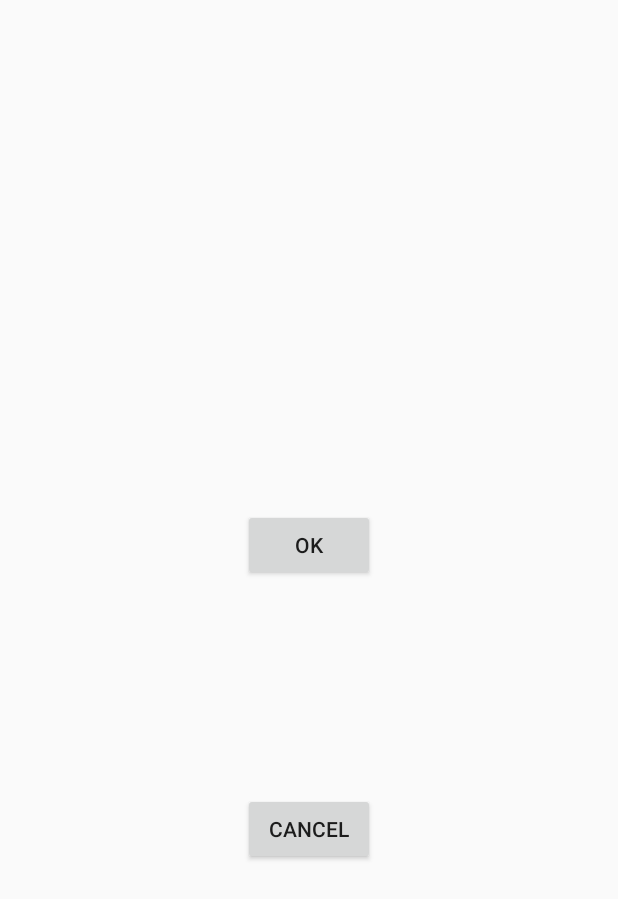
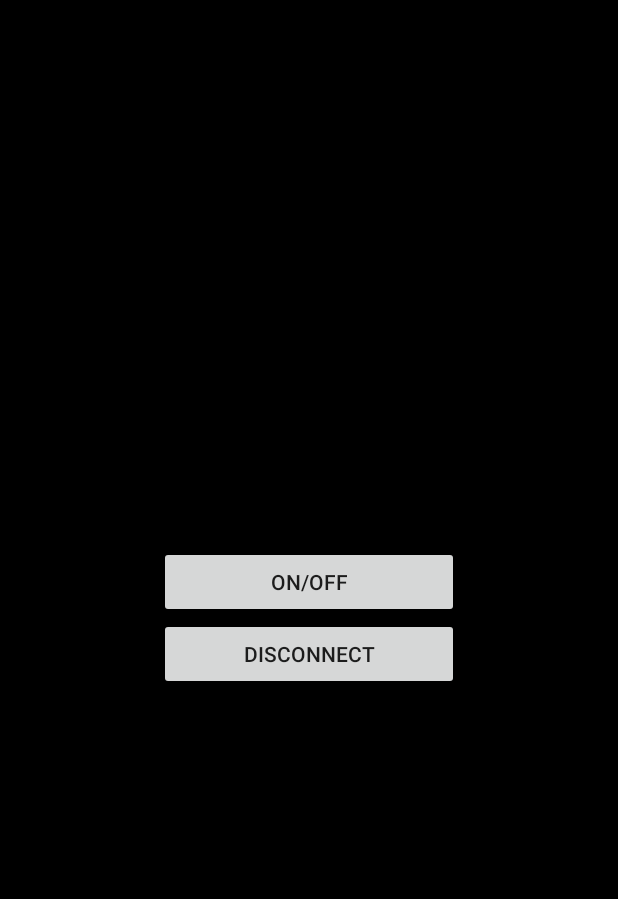
Before and after one commit to YoYo860224/BTSwitch, an Android app: the ControlActivity screen opened directly, with no data from a screen before it, on a phone screen of 412 x 824 dp. Shown: the top 899 px of the screen. Run offline under Robolectric (Android 15) with nearby library versions, the phone set to English and light mode, and no system bars; 3 statements that could not run were skipped.

Commit message:
Localize, drak theme, auto connect.

```diff
--- a/Android/LightSwitch/app/src/main/res/layout/activity_control.xml
+++ b/Android/LightSwitch/app/src/main/res/layout/activity_control.xml
@@ -1,38 +1,23 @@
 <?xml version="1.0" encoding="utf-8"?>
-<android.support.constraint.ConstraintLayout xmlns:android="http://schemas.android.com/apk/res/android"
+<LinearLayout xmlns:android="http://schemas.android.com/apk/res/android"
     xmlns:app="http://schemas.android.com/apk/res-auto"
     xmlns:tools="http://schemas.android.com/tools"
     android:layout_width="match_parent"
     android:layout_height="match_parent"
+    android:background="@android:color/background_dark"
+    android:gravity="center"
+    android:orientation="vertical"
     tools:context=".ControlActivity">
 
     <Button
         android:id="@+id/button2"
-        android:layout_width="wrap_content"
+        android:layout_width="200dp"
         android:layout_height="wrap_content"
-        android:layout_marginBottom="13dp"
-        android:layout_marginEnd="148dp"
-        android:layout_marginLeft="148dp"
-        android:layout_marginRight="148dp"
-        android:layout_marginStart="148dp"
-        android:layout_marginTop="211dp"
-        android:text="@android:string/VideoView_error_button"
-        app:layout_constraintBottom_toTopOf="@+id/button3"
-        app:layout_constraintEnd_toEndOf="parent"
-        app:layout_constraintStart_toStartOf="parent"
-        app:layout_constraintTop_toTopOf="parent" />
+        android:text="@string/on_off" />
 
     <Button
         android:id="@+id/button3"
-        android:layout_width="wrap_content"
+        android:layout_width="200dp"
         android:layout_height="wrap_content"
-        android:layout_marginBottom="247dp"
-        android:layout_marginEnd="148dp"
-        android:layout_marginLeft="148dp"
-        android:layout_marginRight="148dp"
-        android:layout_marginStart="148dp"
-        android:text="@android:string/cancel"
-        app:layout_constraintBottom_toBottomOf="parent"
-        app:layout_constraintEnd_toEndOf="parent"
-        app:layout_constraintStart_toStartOf="parent" />
-</android.support.constraint.ConstraintLayout>
+        android:text="@string/disconnect" />
+</LinearLayout>
--- a/Android/LightSwitch/app/src/main/res/values/strings.xml
+++ b/Android/LightSwitch/app/src/main/res/values/strings.xml
@@ -1,3 +1,6 @@
 <resources>
     <string name="app_name">Light Switch</string>
+    <string name="on_off">on/off</string>
+    <string name="disconnect">disconnect</string>
+    <string name="Refresh">Refresh</string>
 </resources>
```
Also changed, not shown: Android/LightSwitch/app/src/main/java/com/taiwan/yoyo/lightswitch/MainActivity.java (+62 -8 lines), Android/LightSwitch/app/src/main/res/layout/activity_main.xml (+22 -29 lines), 1 other file.
